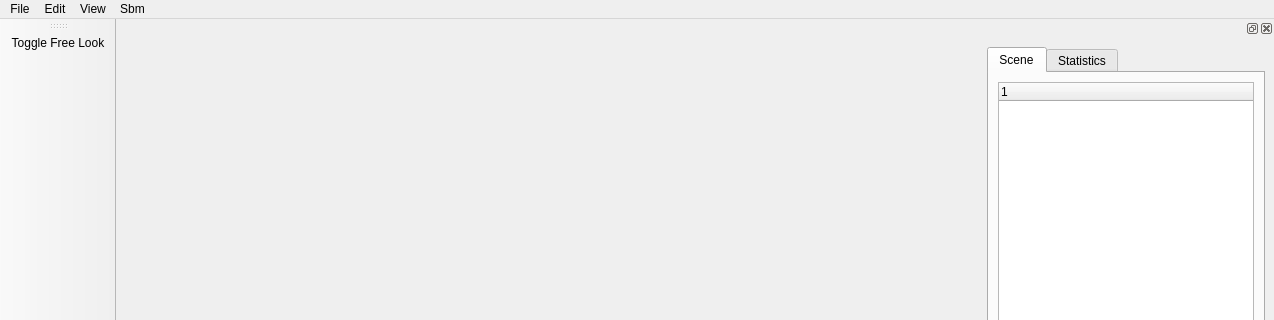
Qt form core/smartbody/sbm-debugger/gui/designer/SbmDebuggerForm.ui (DrAlta/smartbody) before a commit; both pictures show x 0 to 1274 and y 0 to 320 of the 1274 by 830 pixel window.
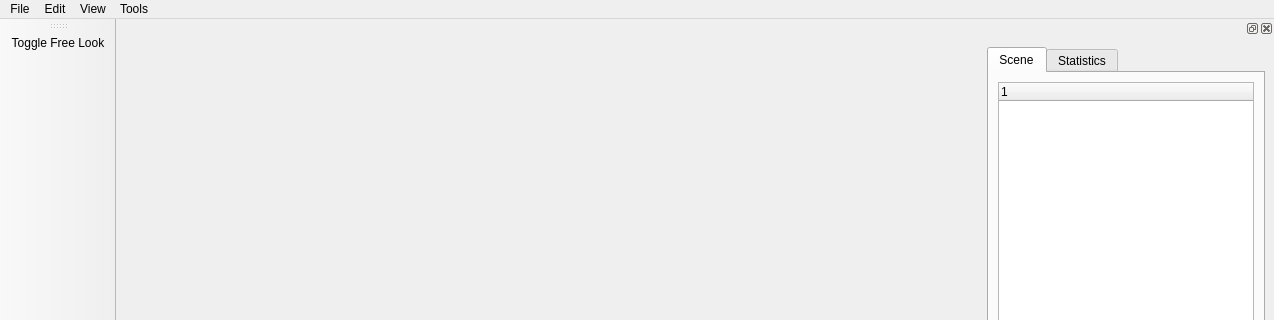
The same form after that commit. Icons and pictures are not drawn.

```diff
--- a/core/smartbody/sbm-debugger/gui/designer/SbmDebuggerForm.ui
+++ b/core/smartbody/sbm-debugger/gui/designer/SbmDebuggerForm.ui
@@ -70,7 +70,7 @@
    </widget>
    <widget class="QMenu" name="menuSbm">
     <property name="title">
-     <string>Sbm</string>
+     <string>Tools</string>
     </property>
     <addaction name="actionData_Viewer"/>
     <addaction name="actionResource_Viewer"/>
```
Left out of the diff: 9 changed lines with no effect on the pictures.
